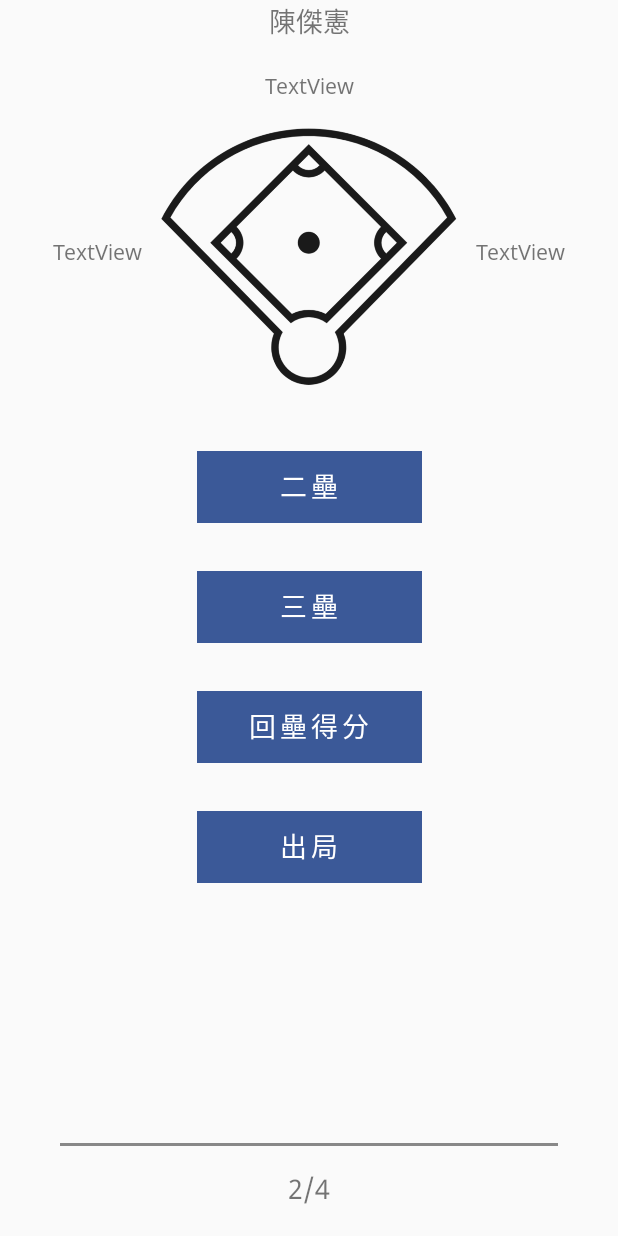
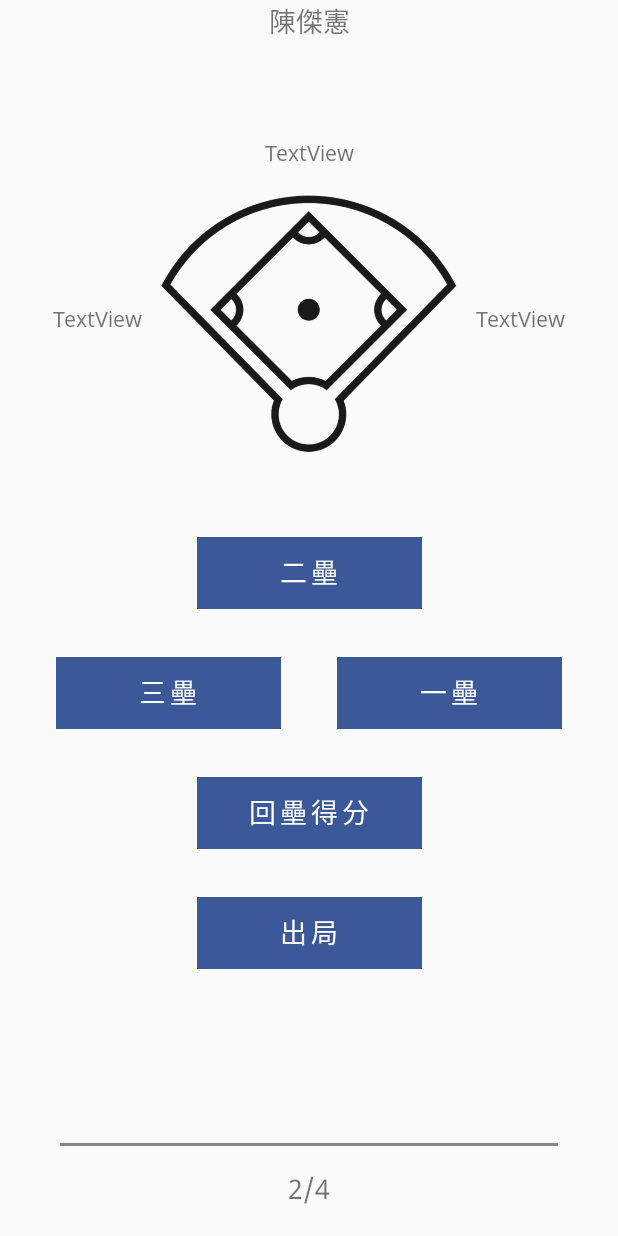
Before and after one commit to kuog1030/Baseball-Time, an Android app: the layout pager_runner.xml on its own in the app's theme, with its tools: preview values and no code run, on a phone screen of 412 x 824 dp. Run offline under Robolectric (Android 15) with nearby library versions, the phone set to English and light mode, and no system bars.

Commit message:
Add runner option: remain on first base

```diff
--- a/app/src/main/java/com/gillian/baseball/game/dialog/EventDialogViewModel.kt
+++ b/app/src/main/java/com/gillian/baseball/game/dialog/EventDialogViewModel.kt
@@ -145,6 +145,11 @@
         changeToNextPage()
     }
 
+    fun toBase(atBase: AtBase, base: Int) {
+        atBase.base = base
+        changeToNextPage()
+    }
+
     fun secondBase(atBase: AtBase) {
         atBase.base = 2
         changeToNextPage()
--- a/app/src/main/res/layout/pager_runner.xml
+++ b/app/src/main/res/layout/pager_runner.xml
@@ -4,12 +4,15 @@
     xmlns:tools="http://schemas.android.com/tools">
 
     <data>
+
         <variable
             name="viewModel"
             type="com.gillian.baseball.game.dialog.EventDialogViewModel" />
+
         <variable
             name="page"
             type="String" />
+
         <variable
             name="atBase"
             type="com.gillian.baseball.data.AtBase" />
@@ -31,45 +34,58 @@
             app:srcCompat="@drawable/field" />
 
         <Button
+            android:id="@+id/button_runner_first"
+            style="@style/GameButton"
+            android:layout_width="@dimen/hitter_button_width"
+            android:layout_height="wrap_content"
+            android:onClick="@{()->viewModel.toBase(atBase, 1)}"
+            android:text="@string/first_base"
+            app:layout_constraintEnd_toEndOf="parent"
+            app:layout_constraintHorizontal_bias="0.5"
+            app:layout_constraintStart_toEndOf="@+id/button_runner_third"
+            app:layout_constraintTop_toTopOf="@+id/button_runner_third" />
+
+        <Button
             android:id="@+id/button_runner_second"
             style="@style/GameButton"
             android:layout_width="@dimen/hitter_button_width"
             android:layout_height="wrap_content"
-            android:layout_marginTop="@dimen/double_margin"
+            android:onClick="@{()->viewModel.toBase(atBase, 2)}"
             android:text="@string/second_base"
-            android:onClick="@{()->viewModel.secondBase(atBase)}"
+            app:layout_constraintBottom_toBottomOf="@+id/bar_hitter"
             app:layout_constraintEnd_toEndOf="parent"
             app:layout_constraintStart_toStartOf="parent"
-            app:layout_constraintTop_toBottomOf="@id/image_runner_field" />
+            app:layout_constraintTop_toTopOf="parent" />
 
         <Button
             android:id="@+id/button_runner_third"
             style="@style/GameButton"
-            android:layout_width="0dp"
+            android:layout_width="@dimen/hitter_button_width"
             android:layout_height="wrap_content"
             android:layout_marginTop="@dimen/double_margin"
             android:onClick="@{()->viewModel.thirdBase(atBase)}"
             android:text="@string/third_base"
-            app:layout_constraintEnd_toEndOf="@+id/button_runner_second"
-            app:layout_constraintStart_toStartOf="@+id/button_runner_second"
+            app:layout_constraintEnd_toStartOf="@+id/button_runner_first"
+            app:layout_constraintHorizontal_bias="0.5"
+            app:layout_constraintStart_toStartOf="parent"
             app:layout_constraintTop_toBottomOf="@+id/button_runner_second" />
 
         <Button
             android:id="@+id/button_runner_run"
             style="@style/GameButton"
-            android:layout_width="0dp"
+            android:layout_width="@dimen/hitter_button_width"
             android:layout_height="wrap_content"
             android:layout_marginTop="@dimen/double_margin"
             android:onClick="@{()->viewModel.run(atBase)}"
             android:text="@string/get_run"
-            app:layout_constraintEnd_toEndOf="@+id/button_runner_third"
-            app:layout_constraintStart_toStartOf="@+id/button_runner_third"
+            app:layout_constraintEnd_toEndOf="@+id/button_runner_second"
+            app:layout_constraintStart_toStartOf="@+id/button_runner_second"
             app:layout_constraintTop_toBottomOf="@+id/button_runner_third" />
 
         <Button
             android:id="@+id/button_runner_out"
             style="@style/GameButton"
-            android:layout_width="0dp"
+            android:layout_width="@dimen/hitter_button_width"
             android:layout_height="wrap_content"
             android:layout_marginTop="@dimen/double_margin"
             android:onClick="@{()->viewModel.fielderChoiceOut(atBase)}"
@@ -140,9 +156,9 @@
             android:layout_width="wrap_content"
             android:layout_height="wrap_content"
             android:text="TextView"
+            app:layout_constraintBottom_toTopOf="@id/image_runner_field"
             app:layout_constraintEnd_toEndOf="parent"
-            app:layout_constraintStart_toStartOf="parent"
-            app:layout_constraintBottom_toTopOf="@id/image_runner_field"/>
+            app:layout_constraintStart_toStartOf="parent" />
 
 
     </androidx.constraintlayout.widget.ConstraintLayout>
```
